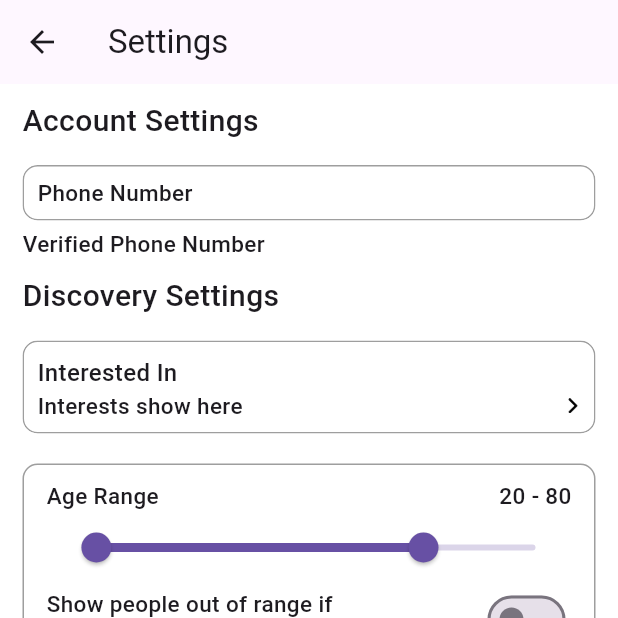
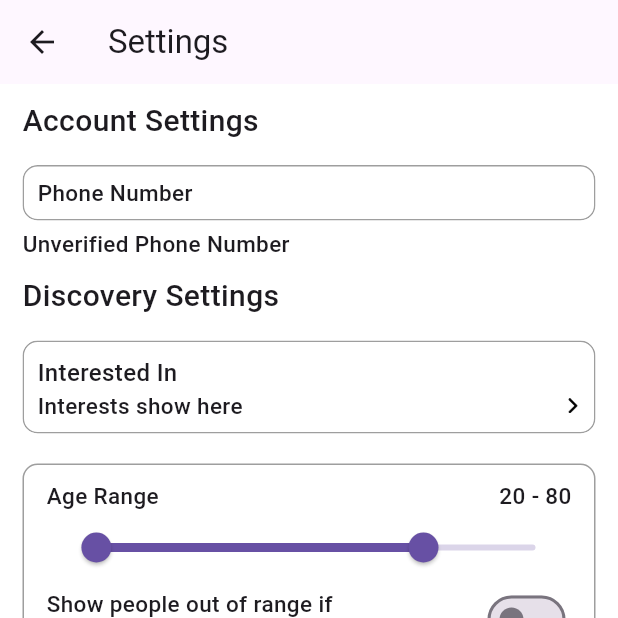
Before and after one commit to KawasakiCode/FoitiFinder, a Flutter app: the SettingsPage screen opened directly, on a phone screen of 412 x 824 dp, the top half of it. Run offline on Flutter 3.47's test engine with Material 3 defaults, Android fonts, the phone set to English and light mode, and no system bars; our stand-ins replace firebase_auth, firebase_core, firebase_messaging, shared_preferences; accounts and stored records are empty; generated files the repository leaves out were written again; network calls fail.

Commit message:
merged dark mode, notifications and phone number providers. Added shared preferences to keep users selected settings after app restart

```diff
--- a/lib/main.dart
+++ b/lib/main.dart
@@ -17,8 +17,7 @@ void main() async {
   runApp(
     MultiProvider(
       providers: [
-        ChangeNotifierProvider(create: (_) => ThemeProvider()),
-        ChangeNotifierProvider(create: (_) => PushNotificationsProvider())
+        ChangeNotifierProvider(create: (_) => SettingsProvider()),
       ],
       child: MyApp(firebaseInitialized: firebaseInitialized)));
 }
@@ -31,7 +30,7 @@ class MyApp extends StatelessWidget {
   // This widget is the root of your application.
   @override
   Widget build(BuildContext context) {
-    final theme = Provider.of<ThemeProvider>(context);
+    final theme = Provider.of<SettingsProvider>(context);
     return MaterialApp(
       title: 'My app',
       theme: ThemeData(
--- a/lib/pages/settings/otp_verification_page.dart
+++ b/lib/pages/settings/otp_verification_page.dart
@@ -1,5 +1,7 @@
 import 'package:flutter/material.dart';
 import 'package:firebase_auth/firebase_auth.dart';
+import 'package:foitifinder/providers/settings_providers.dart';
+import 'package:provider/provider.dart';
 
 class OtpVerificationPage extends StatefulWidget {
   final String verificationId;
@@ -99,9 +101,11 @@ class _OtpVerificationPage extends State<OtpVerificationPage> {
 
       //link phone number to user
       await currentUser.linkWithCredential(credential);
+      final settingsProvider = Provider.of<SettingsProvider>(context, listen: false);
+      settingsProvider.verifyPhone();
       if(!mounted)return;
       //return to phoneNumberPage and sent success true
-      Navigator.pop(context, true);
+      Navigator.pop(context);
 
     } on FirebaseAuthException {
       if (!mounted) return;
--- a/lib/pages/settings/settings.dart
+++ b/lib/pages/settings/settings.dart
@@ -60,8 +60,7 @@ class _SettingsPageState extends State<SettingsPage> {
   @override
   Widget build(BuildContext context) {
     final user = FirebaseAuth.instance.currentUser;
-    final theme = Provider.of<ThemeProvider>(context);
-    final notificationProvider = Provider.of<PushNotificationsProvider>(context);
+    final settings = Provider.of<SettingsProvider>(context);
 
     return Scaffold(
       appBar: AppBar(title: Text('Settings'), automaticallyImplyLeading: true),
@@ -127,7 +126,7 @@ class _SettingsPageState extends State<SettingsPage> {
               padding: const EdgeInsets.only(left: 15, right: 15, top: 5),
               child: Align(
                 alignment: Alignment.centerLeft,
-                child: (user?.phoneNumber == null)
+                child: (!settings.isPhoneVerified)
                     ? Text(
                         'Unverified Phone Number',
                         style: TextStyle(
@@ -460,9 +459,9 @@ class _SettingsPageState extends State<SettingsPage> {
                             Transform.scale(
                               scale: 1,
                               child: Switch(
-                                value: theme.themeMode == ThemeMode.dark,
+                                value: settings.themeMode == ThemeMode.dark,
                                 onChanged: (bool value) =>
-                                    theme.toggleTheme(value),
+                                    settings.toggleTheme(value),
                               ),
                             ),
                           ],
@@ -505,9 +504,9 @@ class _SettingsPageState extends State<SettingsPage> {
                     Transform.scale(
                       scale: 1,
                       child: Switch(
-                        value: notificationProvider.notificationsEnabled,
+                        value: settings.notificationsEnabled,
                         onChanged: (bool enabled) async {
-                            await notificationProvider.toggleNotifications(enabled);
+                            await settings.toggleNotifications(enabled);
                         }
                       ),
                     ),
--- a/pubspec.yaml
+++ b/pubspec.yaml
@@ -40,6 +40,7 @@ dependencies:
   cupertino_icons: ^1.0.8
   provider: ^6.1.5+1
   firebase_messaging: ^15.2.10
+  shared_preferences: ^2.5.3
 
 dev_dependencies:
   flutter_test:
```
Also changed, not shown: lib/pages/settings/phone_number_page.dart (+17 -14 lines), lib/providers/settings_providers.dart (+46 -9 lines), pubspec.lock.
